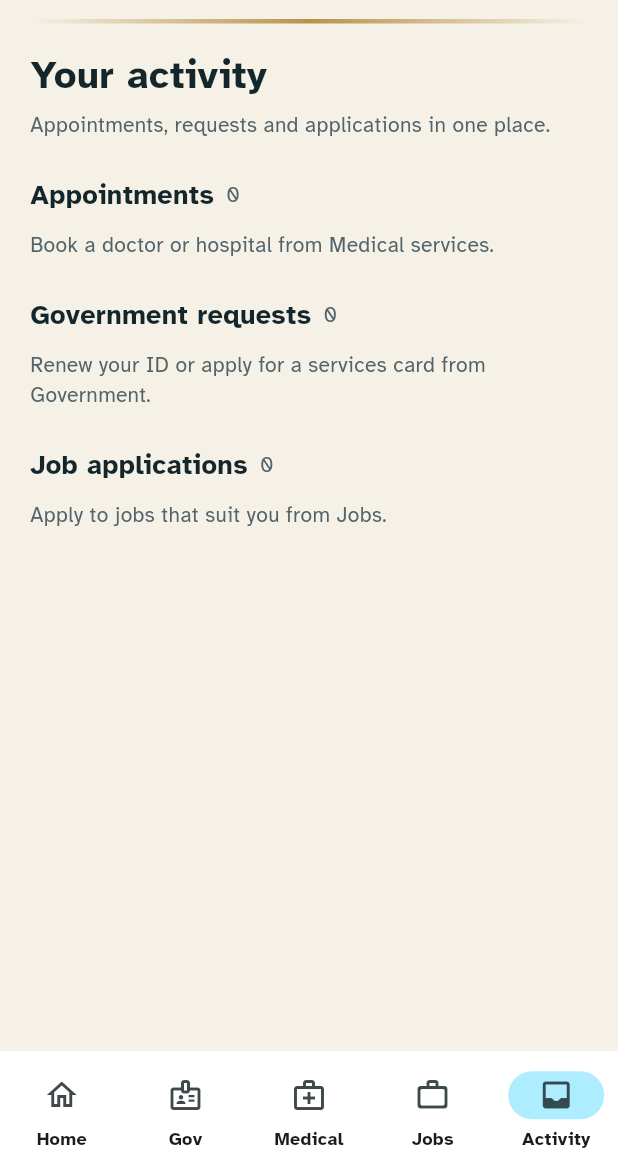
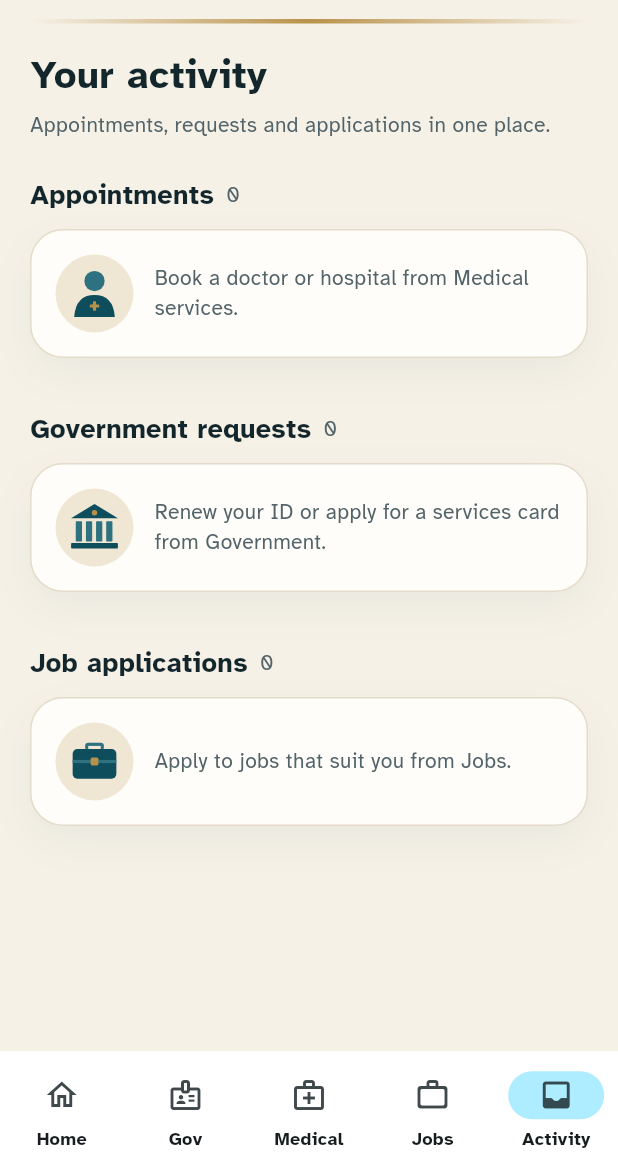
Before and after one commit to EyadOraby/grad, a Flutter app: the ActivityPage widget shown alone on an empty page, opened directly, on a phone screen of 412 x 824 dp, the part 65-1236 px from its top. Run offline on Flutter 3.47's test engine with Material 3 defaults, Android fonts, the phone set to English and light mode, and no system bars; our stand-ins replace carousel_slider, cupertino_ui, firebase_core, shared_preferences; accounts and stored records are empty.

Commit message:
Emblems in the Activity empty states

```diff
--- a/lib/views/pages/activity_page.dart
+++ b/lib/views/pages/activity_page.dart
@@ -1,5 +1,6 @@
 import 'package:grad/l10n/sanad_strings.dart';
 import 'package:flutter/material.dart';
+import 'package:grad/views/widgets/civic_emblem.dart';
 import 'package:grad/state/sanad_store.dart';
 import 'package:grad/theme/sanad_colors.dart';
 import 'package:grad/views/widgets/booking_sheet.dart';
@@ -47,8 +48,9 @@ class ActivityPage extends StatelessWidget {
                       .where((a) => a.status == AppointmentStatus.booked)
                       .length),
               if (appointments.isEmpty)
-                _Empty(context
-                    .t('Book a doctor or hospital from Medical services.')),
+                _Empty(
+                    context.t('Book a doctor or hospital from Medical services.'),
+                    Emblem.doctor),
               for (final a in appointments)
                 Padding(
                   padding: const EdgeInsets.only(bottom: 10),
@@ -86,15 +88,18 @@ class ActivityPage extends StatelessWidget {
                 ),
               _Header(context.t('Government requests'), requests.length),
               if (requests.isEmpty)
-                _Empty(context.t(
-                    'Renew your ID or apply for a services card from Government.')),
+                _Empty(
+                    context.t(
+                        'Renew your ID or apply for a services card from Government.'),
+                    Emblem.government),
               for (final r in requests)
                 Padding(
                     padding: const EdgeInsets.only(bottom: 10),
                     child: RequestCard(request: r)),
               _Header(context.t('Job applications'), applications.length),
               if (applications.isEmpty)
-                _Empty(context.t('Apply to jobs that suit you from Jobs.')),
+                _Empty(context.t('Apply to jobs that suit you from Jobs.'),
+                    Emblem.jobs),
               for (final a in applications)
                 Padding(
                   padding: const EdgeInsets.only(bottom: 10),
@@ -233,13 +238,26 @@ class _Header extends StatelessWidget {
       );
 }
 
+/// An empty section: the section's emblem beside a hint on where to start.
 class _Empty extends StatelessWidget {
-  const _Empty(this.text);
+  const _Empty(this.text, this.emblem);
   final String text;
+  final Emblem emblem;
 
   @override
-  Widget build(BuildContext context) =>
-      Text(context.t(text), style: TextStyle(color: SanadColors.inkMuted));
+  Widget build(BuildContext context) => Padding(
+        padding: const EdgeInsets.only(bottom: 10),
+        child: SanadCard(
+          child: Row(children: [
+            SizedBox(width: 52, height: 52, child: CivicEmblem(emblem)),
+            const SizedBox(width: 14),
+            Expanded(
+              child: Text(context.t(text),
+                  style: const TextStyle(color: SanadColors.inkMuted, height: 1.4)),
+            ),
+          ]),
+        ),
+      );
 }
 
 class _Badge extends StatelessWidget {
```
